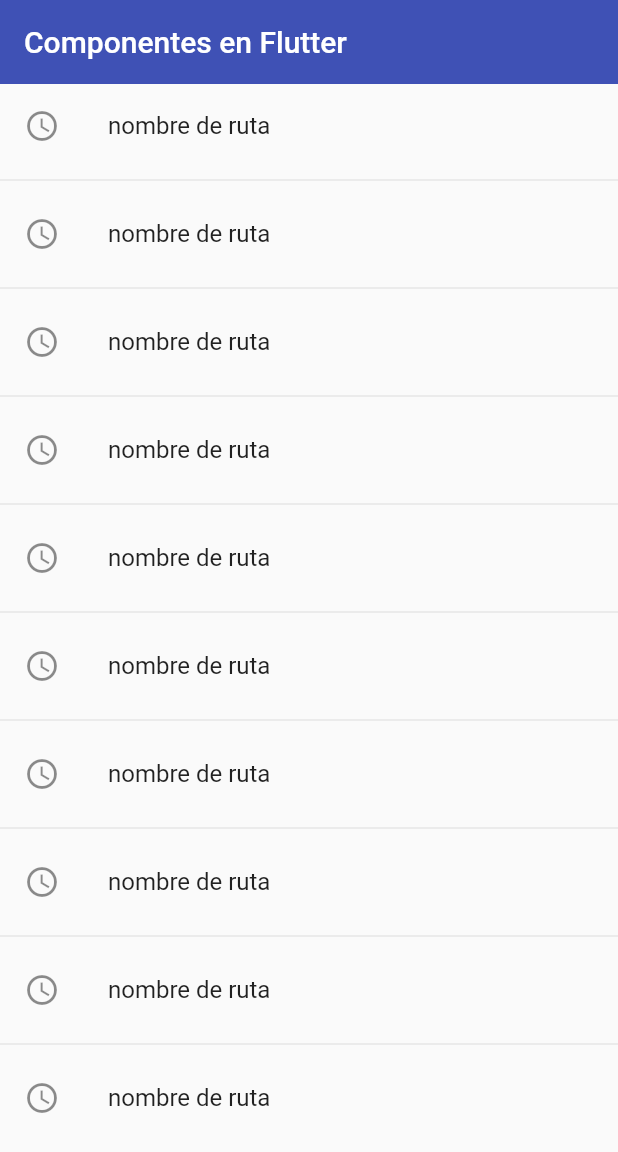
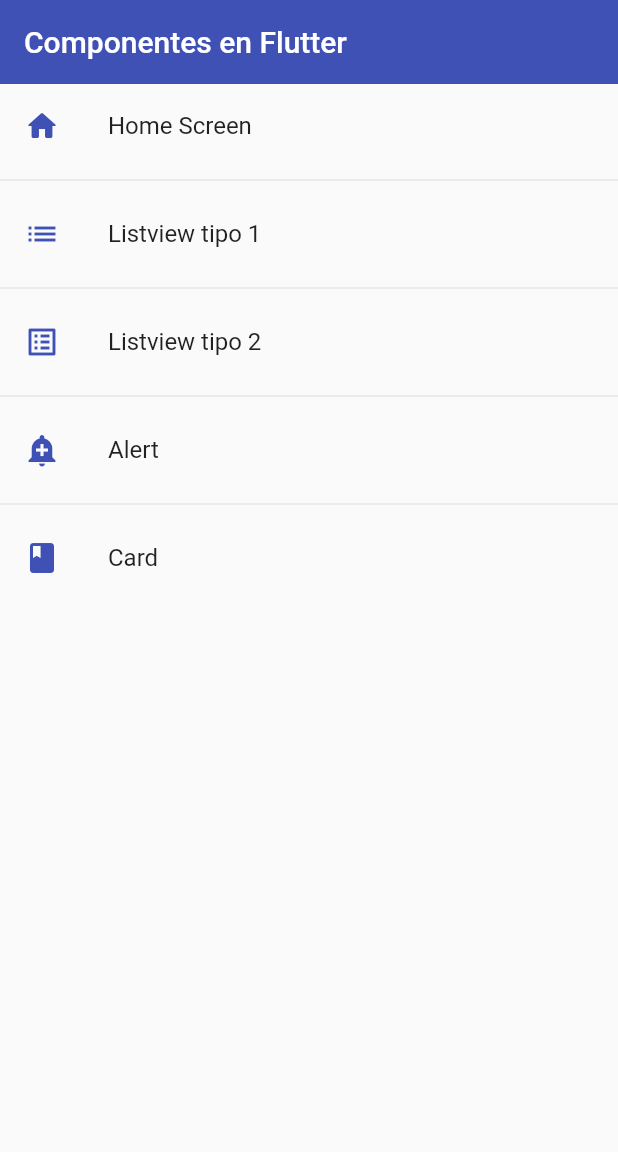
Before and after one commit to juanfranflores/fl_components, a Flutter app: the screen it shows after launch, on a phone screen of 412 x 824 dp. Shown: the top 1152 px of the screen. Run offline on Flutter 3.47's test engine with Material 2 defaults, Android fonts, the phone set to English and light mode, and no system bars.

Commit message:
incluyo getAppRoutes

```diff
--- a/lib/main.dart
+++ b/lib/main.dart
@@ -12,7 +12,7 @@ class MyApp extends StatelessWidget {
       debugShowCheckedModeBanner: false,
       title: 'Material App',
       initialRoute: AppRoutes.initialRoute,
-      routes: AppRoutes.routes,
+      routes: AppRoutes.getAppRoutes(),
       onGenerateRoute: AppRoutes.onGenerateRoute,
     );
   }
--- a/lib/routes/app_routes.dart
+++ b/lib/routes/app_routes.dart
@@ -1,19 +1,61 @@
 import 'package:flutter/material.dart';
-
-import '../screens/screens.dart';
+import 'package:fl_components/models/models.dart';
+import 'package:fl_components/screens/screens.dart';
 
 class AppRoutes {
   static const initialRoute = 'home';
-  static Map<String, Widget Function(BuildContext)> routes = {
-    'home': (BuildContext context) => const HomeScreen(),
-    'listview1': (BuildContext context) => const Listview1Screen(),
-    'listview2': (BuildContext context) => const Listview2Screen(),
-    'card': (BuildContext context) => const CardScreen(),
-    'alert': (BuildContext context) => const AlertScreen()
-  };
+
+  static final menuOptions = <MenuOption>[
+    // TODO:Borrar home
+    MenuOption(
+      route: 'home',
+      name: 'Home Screen',
+      screen: const HomeScreen(),
+      icon: Icons.home_rounded,
+    ),
+    MenuOption(
+      route: 'listview1',
+      name: 'Listview tipo 1',
+      screen: const Listview1Screen(),
+      icon: Icons.list,
+    ),
+    MenuOption(
+      route: 'listview2',
+      name: 'Listview tipo 2',
+      screen: const Listview2Screen(),
+      icon: Icons.list_alt,
+    ),
+    MenuOption(
+      route: 'alert',
+      name: 'Alert',
+      screen: const AlertScreen(),
+      icon: Icons.add_alert,
+    ),
+    MenuOption(
+      route: 'card',
+      name: 'Card',
+      screen: const CardScreen(),
+      icon: Icons.book,
+    ),
+  ];
+
+  static Map<String, Widget Function(BuildContext)> getAppRoutes() {
+    Map<String, Widget Function(BuildContext)> appRoutes = {};
+    for (final option in menuOptions) {
+      appRoutes.addAll({option.route: (BuildContext context) => option.screen});
+    }
+    return appRoutes;
+  }
+  // static Map<String, Widget Function(BuildContext)> routes = {
+  //   'home': (BuildContext context) => const HomeScreen(),
+  //   'listview1': (BuildContext context) => const Listview1Screen(),
+  //   'listview2': (BuildContext context) => const Listview2Screen(),
+  //   'card': (BuildContext context) => const CardScreen(),
+  //   'alert': (BuildContext context) => const AlertScreen()
+  // };
+
   static Route<dynamic>? onGenerateRoute(RouteSettings settings) {
     debugPrint('$settings');
-
     return MaterialPageRoute(
       builder: (context) => const AlertScreen(),
     );
--- a/lib/screens/home_screen.dart
+++ b/lib/screens/home_screen.dart
@@ -1,10 +1,14 @@
 import 'package:flutter/material.dart';
+import 'package:fl_components/models/models.dart';
+import 'package:fl_components/routes/app_routes.dart';
 
 class HomeScreen extends StatelessWidget {
   const HomeScreen({Key? key}) : super(key: key);
 
   @override
   Widget build(BuildContext context) {
+    final menuOptions = AppRoutes.menuOptions;
+
     return Scaffold(
       appBar: AppBar(
         title: const Text('Componentes en Flutter'),
@@ -12,13 +16,13 @@ class HomeScreen extends StatelessWidget {
         elevation: 0,
       ),
       body: ListView.separated(
-        itemCount: 10,
-        itemBuilder: (BuildContext context, int index) {
+        itemCount: menuOptions.length,
+        itemBuilder: (BuildContext context, int i) {
           return ListTile(
-            leading: const Icon(Icons.access_time_outlined),
-            title: const Text('nombre de ruta'),
+            leading: Icon(menuOptions[i].icon, color: Colors.indigo),
+            title: Text(menuOptions[i].name),
             onTap: () {
-              Navigator.pushNamed(context, 'card');
+              Navigator.pushNamed(context, menuOptions[i].route);
             },
           );
         },
```
